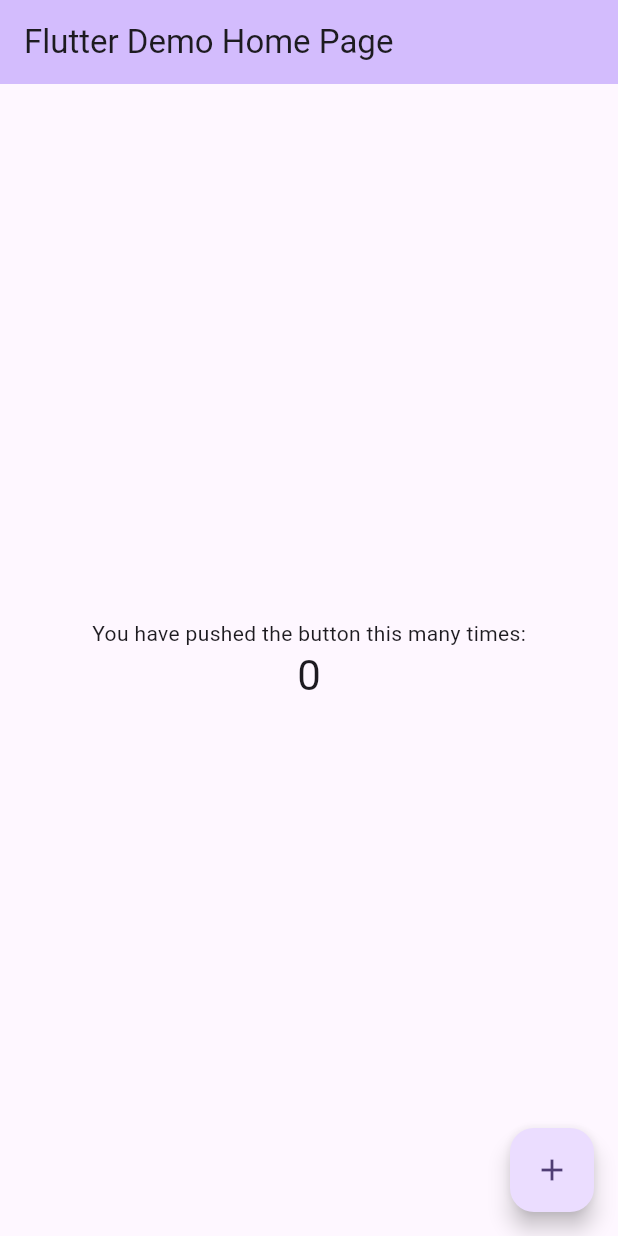
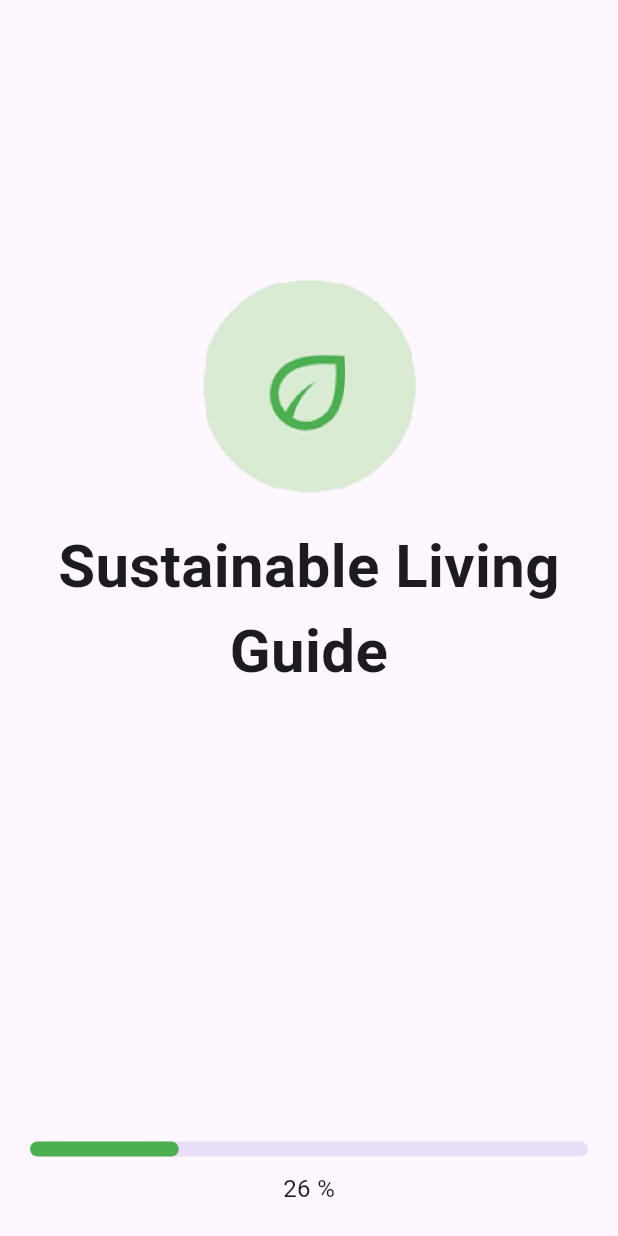
Before and after one commit to emmybest19/sustainable-living-app, a Flutter app: the first screen one second after launch, on a phone screen of 412 x 824 dp. Run offline on Flutter 3.47's test engine with Material 3 defaults, Android fonts, the light colour scheme and no system bars.

Commit message:
started working on authentication screens

```diff
--- a/lib/auth/splash_screen.dart
+++ b/lib/auth/splash_screen.dart
@@ -0,0 +1,117 @@
+import 'package:flutter/material.dart';
+
+class SplashScreen extends StatefulWidget {
+  const SplashScreen({super.key});
+
+  @override
+  State<SplashScreen> createState() => _SplashScreenState();
+}
+
+class _SplashScreenState extends State<SplashScreen>
+    with SingleTickerProviderStateMixin {
+  late AnimationController _controller;
+
+  @override
+  void initState() {
+    super.initState();
+
+    _controller = AnimationController(
+      vsync: this,
+      duration: const Duration(seconds: 3),
+    )..forward();
+
+    _controller.addStatusListener((status) {
+      if (status == AnimationStatus.completed) {
+        Navigator.pushReplacement(
+          context,
+          MaterialPageRoute(builder: (_) => const NextPage()),
+        );
+      }
+    });
+  }
+
+  @override
+  void dispose() {
+    _controller.dispose();
+    super.dispose();
+  }
+
+  @override
+  Widget build(BuildContext context) {
+    return Scaffold(
+      body: SafeArea(
+        child: Column(
+          children: [
+            const Spacer(flex: 2),
+
+            // Logo
+            Image.asset(
+              'assets/auth/loader.png',
+              width: MediaQuery.of(context).size.width * 0.35, // responsive
+            ),
+
+            const SizedBox(height: 20),
+
+            // Title
+            Padding(
+              padding: const EdgeInsets.symmetric(horizontal: 20),
+              child: const Text(
+                'Sustainable Living Guide',
+                textAlign: TextAlign.center,
+                style: TextStyle(
+                  fontSize: 40, // auto scales with device text settings
+                  fontWeight: FontWeight.w600,
+                ),
+              ),
+            ),
+
+            const Spacer(flex: 3),
+
+            // Bottom loading bar
+            Padding(
+              padding: const EdgeInsets.symmetric(horizontal: 20, vertical: 20),
+              child: AnimatedBuilder(
+                animation: _controller,
+                builder: (context, child) {
+                  final percent = (_controller.value * 100).toInt();
+
+                  return Column(
+                    children: [
+                      LinearProgressIndicator(
+                        value: _controller.value,
+                        minHeight: 10,
+                        borderRadius: BorderRadius.circular(10),
+                        color: Colors.green,
+                      ),
+                      const SizedBox(height: 10),
+                      Text(
+                        "$percent %",
+                        style: const TextStyle(fontSize: 16),
+                      ),
+                    ],
+                  );
+                },
+              ),
+            ),
+          ],
+        ),
+      ),
+    );
+  }
+}
+
+class NextPage extends StatelessWidget {
+  const NextPage({super.key});
+
+  @override
+  Widget build(BuildContext context) {
+    return const Scaffold(
+      body: Center(
+        child: Text(
+          "Welcome to the next page!",
+          style: TextStyle(fontSize: 30),
+        ),
+      ),
+    );
+  }
+}
--- a/lib/main.dart
+++ b/lib/main.dart
@@ -1,122 +1,7 @@
 import 'package:flutter/material.dart';
+
+import 'package:sustainable_app/myApp.dart';
 
 void main() {
   runApp(const MyApp());
 }
-
-class MyApp extends StatelessWidget {
-  const MyApp({super.key});
-
-  // This widget is the root of your application.
-  @override
-  Widget build(BuildContext context) {
-    return MaterialApp(
-      title: 'Flutter Demo',
-      theme: ThemeData(
-        // This is the theme of your application.
-        //
-        // TRY THIS: Try running your application with "flutter run". You'll see
-        // the application has a purple toolbar. Then, without quitting the app,
-        // try changing the seedColor in the colorScheme below to Colors.green
-        // and then invoke "hot reload" (save your changes or press the "hot
-        // reload" button in a Flutter-supported IDE, or press "r" if you used
-        // the command line to start the app).
-        //
-        // Notice that the counter didn't reset back to zero; the application
-        // state is not lost during the reload. To reset the state, use hot
-        // restart instead.
-        //
-        // This works for code too, not just values: Most code changes can be
-        // tested with just a hot reload.
-        colorScheme: .fromSeed(seedColor: Colors.deepPurple),
-      ),
-      home: const MyHomePage(title: 'Flutter Demo Home Page'),
-    );
-  }
-}
-
-class MyHomePage extends StatefulWidget {
-  const MyHomePage({super.key, required this.title});
-
-  // This widget is the home page of your application. It is stateful, meaning
-  // that it has a State object (defined below) that contains fields that affect
-  // how it looks.
-
-  // This class is the configuration for the state. It holds the values (in this
-  // case the title) provided by the parent (in this case the App widget) and
-  // used by the build method of the State. Fields in a Widget subclass are
-  // always marked "final".
-
-  final String title;
-
-  @override
-  State<MyHomePage> createState() => _MyHomePageState();
-}
-
-class _MyHomePageState extends State<MyHomePage> {
-  int _counter = 0;
-
-  void _incrementCounter() {
-    setState(() {
-      // This call to setState tells the Flutter framework that something has
-      // changed in this State, which causes it to rerun the build method below
-      // so that the display can reflect the updated values. If we changed
-      // _counter without calling setState(), then the build method would not be
-      // called again, and so nothing would appear to happen.
-      _counter++;
-    });
-  }
-
-  @override
-  Widget build(BuildContext context) {
-    // This method is rerun every time setState is called, for instance as done
-    // by the _incrementCounter method above.
-    //
-    // The Flutter framework has been optimized to make rerunning build methods
-    // fast, so that you can just rebuild anything that needs updating rather
-    // than having to individually change instances of widgets.
-    return Scaffold(
-      appBar: AppBar(
-        // TRY THIS: Try changing the color here to a specific color (to
-        // Colors.amber, perhaps?) and trigger a hot reload to see the AppBar
-        // change color while the other colors stay the same.
-        backgroundColor: Theme.of(context).colorScheme.inversePrimary,
-        // Here we take the value from the MyHomePage object that was created by
-        // the App.build method, and use it to set our appbar title.
-        title: Text(widget.title),
-      ),
-      body: Center(
-        // Center is a layout widget. It takes a single child and positions it
-        // in the middle of the parent.
-        child: Column(
-          // Column is also a layout widget. It takes a list of children and
-          // arranges them vertically. By default, it sizes itself to fit its
-          // children horizontally, and tries to be as tall as its parent.
-          //
-          // Column has various properties to control how it sizes itself and
-          // how it positions its children. Here we use mainAxisAlignment to
-          // center the children vertically; the main axis here is the vertical
-          // axis because Columns are vertical (the cross axis would be
-          // horizontal).
-          //
-          // TRY THIS: Invoke "debug painting" (choose the "Toggle Debug Paint"
-          // action in the IDE, or press "p" in the console), to see the
-          // wireframe for each widget.
-          mainAxisAlignment: .center,
-          children: [
-            const Text('You have pushed the button this many times:'),
-            Text(
-              '$_counter',
-              style: Theme.of(context).textTheme.headlineMedium,
-            ),
-          ],
-        ),
-      ),
-      floatingActionButton: FloatingActionButton(
-        onPressed: _incrementCounter,
-        tooltip: 'Increment',
-        child: const Icon(Icons.add),
-      ),
-    );
-  }
-}
--- /dev/null
+++ b/lib/myApp.dart
@@ -0,0 +1,15 @@
+
+import 'package:flutter/material.dart';
+
+import 'package:sustainable_app/auth/splash_screen.dart';
+
+class MyApp extends StatelessWidget {
+  const MyApp({super.key});
+
+  @override
+  Widget build(BuildContext context) {
+    return MaterialApp(
+      home: SplashScreen(),
+    );
+  }
+}
--- a/pubspec.yaml
+++ b/pubspec.yaml
@@ -58,8 +58,8 @@ flutter:
   uses-material-design: true
 
   # To add assets to your application, add an assets section, like this:
-  # assets:
-  #   - images/a_dot_burr.jpeg
+  assets:
+     - assets/auth/
   #   - images/a_dot_ham.jpeg
 
   # An image asset can refer to one or more resolution-specific "variants", see
```
Also changed, not shown: assets/auth/loader.png (added).
